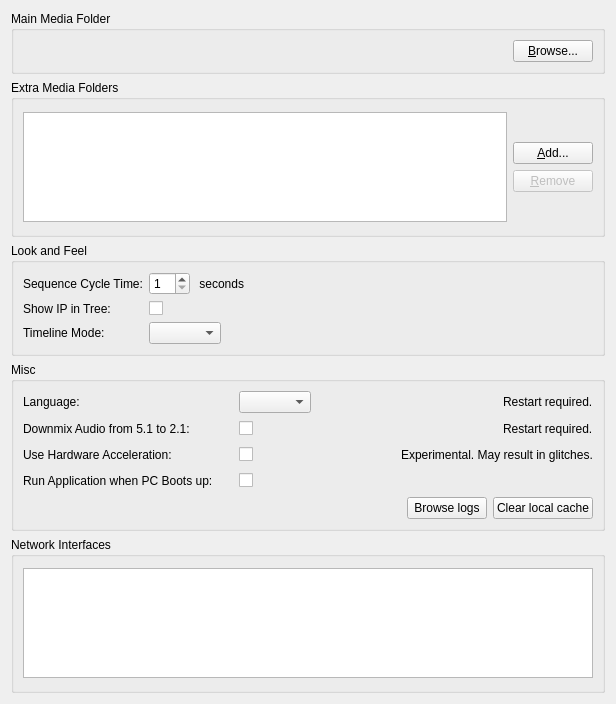
Above: client/src/ui/widgets/settings/general_preferences_widget.ui from networkoptix/nx_open before the change. Below: the same form after it.
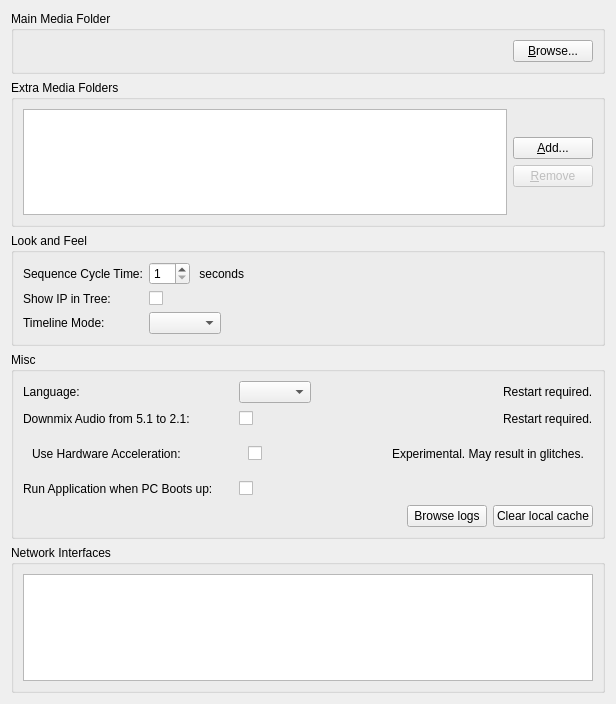
That is the form after the change.

Commit message:
Preferences dialog refactor
<==== Mercurial data ====>
Branch: master

What changed in the file:
```diff
--- a/client/src/ui/widgets/settings/general_preferences_widget.ui
+++ b/client/src/ui/widgets/settings/general_preferences_widget.ui
@@ -312,6 +312,7 @@
        </layout>
       </item>
       <item>
+       <widget class="QWidget" name="hardwareAccelerationWidget" native="true">
        <layout class="QHBoxLayout" name="hardwareDecodingControlsLayout">
         <item>
          <widget class="QLabel" name="hardwareDecodingLabel">
@@ -354,6 +355,7 @@
          </widget>
         </item>
        </layout>
+       </widget>
       </item>
       <item>
        <layout class="QHBoxLayout" name="horizontalLayout_10">
```
Lines whose indentation alone changed are shown as unchanged. The commit also changes 3 other files.
